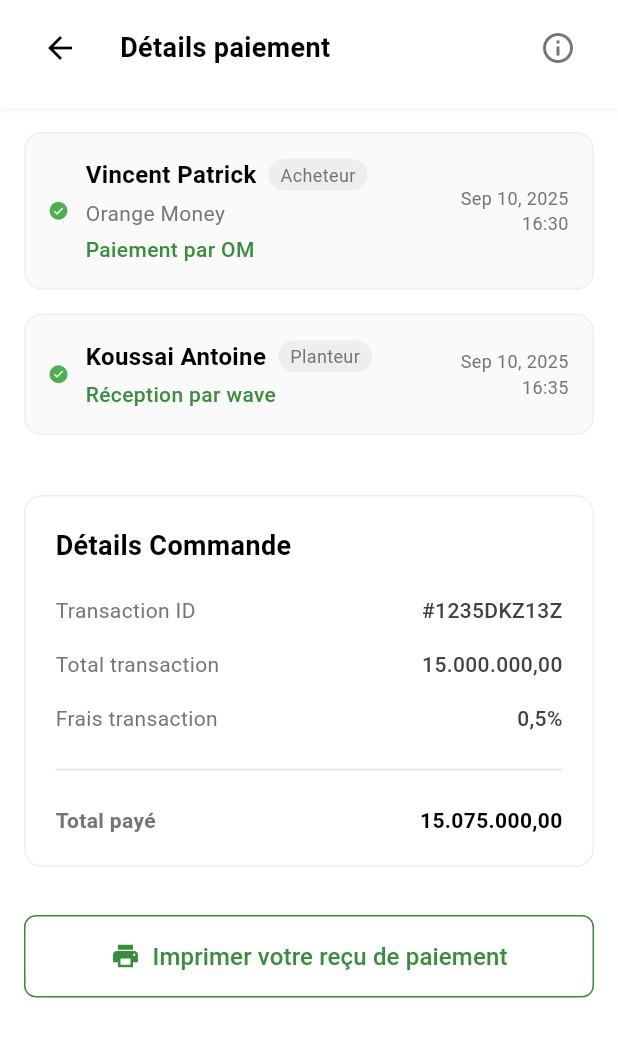
After one commit to Alicheick225/agrobloc_flutter, a Flutter app: the Detailtransactionpage screen opened directly, on a phone screen of 412 x 824 dp. The commit adds this screen. Shown: the top 1037 px of the screen. Run offline on Flutter 3.47's test engine with Material 3 defaults, Android fonts, the phone set to English and light mode, and no system bars; network calls fail; Roboto replaces fonts that are missing (Poppins).

Commit message:
feat(widget/transaction/Details): Vue des transactions et des dtail transactions

```diff
--- a/lib/core/features/Agrobloc/presentations/pages/transactionPage.dart
+++ b/lib/core/features/Agrobloc/presentations/pages/transactionPage.dart
@@ -1,4 +1,5 @@
 import 'package:agrobloc/core/features/Agrobloc/presentations/pages/homePage.dart';
+import 'package:agrobloc/core/features/Agrobloc/presentations/widgets/transactions/Detail_transaction/detailTransactionpage.dart';
 import 'package:agrobloc/core/features/Agrobloc/presentations/widgets/transactions/card.dart';
 import 'package:agrobloc/core/features/Agrobloc/presentations/widgets/transactions/detail.dart';
 import 'package:agrobloc/core/features/Agrobloc/presentations/widgets/transactions/filter.dart';
@@ -51,7 +52,31 @@ class _TransactionPageState extends State<TransactionPage> {
                       montantTotal: "15.000.000 FCFA",
                       statut: "Terminé",
                       statutColor: Colors.green,
-                      onDetails: () {},
+                      onDetails: () {
+                        Navigator.push(
+                          context,
+                          MaterialPageRoute(
+                            builder: (_) => Detailtransactionpage(),
+                          ),
+                        );
+                      },
+                    ),
+                  if (selectedFilter == 1)
+                    TransactionCard(
+                      nom: "Préfinancement - Antoine",
+                      prixUnitaire: "2200",
+                      moyenPaiement: "Wave",
+                      montantTotal: "8.000.000 FCFA",
+                      statut: "En Cours",
+                      statutColor: Colors.orange,
+                      onDetails: () {
+                        Navigator.push(
+                          context,
+                          MaterialPageRoute(
+                            builder: (_) => const Detailtransactionpage(),
+                          ),
+                        );
+                      },
                     ),
                   if (selectedFilter == 1)
                     TransactionCard(
--- /dev/null
+++ b/lib/core/features/Agrobloc/presentations/widgets/transactions/Detail_transaction/button.dart
@@ -0,0 +1,62 @@
+import 'package:flutter/material.dart';
+
+class ImprimerWidget extends StatelessWidget {
+  final VoidCallback? onPressed;
+  final String buttonText;
+  final bool isLoading;
+
+  const ImprimerWidget({
+    Key? key,
+    this.onPressed,
+    this.buttonText = 'Imprimer votre reçu de paiement',
+    this.isLoading = false,
+  }) : super(key: key);
+
+  @override
+  Widget build(BuildContext context) {
+    return Container(
+      width: double.infinity,
+      child: ElevatedButton(
+        onPressed: isLoading ? null : (onPressed ?? _defaultPrintAction),
+        style: ElevatedButton.styleFrom(
+          backgroundColor: Colors.white,
+          foregroundColor: Colors.green[700],
+          padding: EdgeInsets.symmetric(vertical: 16),
+          shape: RoundedRectangleBorder(
+            borderRadius: BorderRadius.circular(8),
+            side: BorderSide(color: Colors.green[700]!),
+          ),
+          elevation: 0,
+        ),
+        child: isLoading
+            ? SizedBox(
+                height: 20,
+                width: 20,
+                child: CircularProgressIndicator(
+                  strokeWidth: 2,
+                  valueColor: AlwaysStoppedAnimation<Color>(Colors.green[700]!),
+                ),
+              )
+            : Row(
+                mainAxisAlignment: MainAxisAlignment.center,
+                children: [
+                  Icon(Icons.print, size: 20),
+                  SizedBox(width: 8),
+                  Text(
+                    buttonText,
+                    style: TextStyle(
+                      fontSize: 16,
+                      fontWeight: FontWeight.w500,
+                    ),
+                  ),
+                ],
+              ),
+      ),
+    );
+  }
+
+  void _defaultPrintAction() {
+    // Action par défaut si aucune fonction n'est fournie
+    print('Impression du reçu en cours...');
+  }
+}
--- /dev/null
+++ b/lib/core/features/Agrobloc/presentations/widgets/transactions/Detail_transaction/card.dart
@@ -0,0 +1,138 @@
+import 'package:flutter/material.dart';
+
+class CardWidget extends StatelessWidget {
+  final List<TransactionActor> actors;
+
+  const CardWidget({
+    Key? key,
+    required this.actors,
+  }) : super(key: key);
+
+  @override
+  Widget build(BuildContext context) {
+    return Column(
+      children: actors.map((actor) => _buildActorCard(actor)).toList(),
+    );
+  }
+
+  Widget _buildActorCard(TransactionActor actor) {
+    return Container(
+      margin: EdgeInsets.only(bottom: 16),
+      padding: EdgeInsets.all(16),
+      decoration: BoxDecoration(
+        color: Colors.grey[50],
+        borderRadius: BorderRadius.circular(12),
+        border: Border.all(color: Colors.grey[200]!),
+      ),
+      child: Row(
+        children: [
+          Container(
+            width: 12,
+            height: 12,
+            decoration: BoxDecoration(
+              color: actor.isCompleted ? Colors.green : Colors.grey,
+              shape: BoxShape.circle,
+            ),
+            child: actor.isCompleted
+                ? Icon(Icons.check, color: Colors.white, size: 8)
+                : null,
+          ),
+          SizedBox(width: 12),
+          Expanded(
+            child: Column(
+              crossAxisAlignment: CrossAxisAlignment.start,
+              children: [
+                Row(
+                  children: [
+                    Text(
+                      actor.name,
+                      style: TextStyle(
+                        fontWeight: FontWeight.w600,
+                        fontSize: 16,
+                        color: Colors.black,
+                      ),
+                    ),
+                    SizedBox(width: 8),
+                    Container(
+                      padding: EdgeInsets.symmetric(horizontal: 8, vertical: 2),
+                      decoration: BoxDecoration(
+                        color: Colors.grey[200],
+                        borderRadius: BorderRadius.circular(12),
+                      ),
+                      child: Text(
+                        actor.role,
+                        style: TextStyle(
+                          fontSize: 12,
+                          color: Colors.grey[600],
+                        ),
+                      ),
+                    ),
+                  ],
+                ),
+                if (actor.organization.isNotEmpty) ...[
+                  SizedBox(height: 4),
+                  Text(
+                    actor.organization,
+                    style: TextStyle(
+                      fontSize: 14,
+                      color: Colors.grey[600],
+                    ),
+                  ),
+                ],
+                SizedBox(height: 4),
+                Text(
+                  actor.action,
+                  style: TextStyle(
+                    fontSize: 14,
+                    color: Colors.green[700],
+                    fontWeight: FontWeight.w500,
+                  ),
+                ),
+              ],
+            ),
+          ),
+          Column(
+            crossAxisAlignment: CrossAxisAlignment.end,
+            children: [
+              Text(
+                actor.date,
+                style: TextStyle(
+                  fontSize: 12,
+                  color: Colors.grey[600],
+                ),
+              ),
+              Text(
+                actor.time,
+                style: TextStyle(
+                  fontSize: 12,
+                  color: Colors.grey[600],
+                ),
+              ),
+            ],
+          ),
+        ],
+      ),
+    );
+  }
+}
+
+// Modèle de données pour les acteurs de transaction
+class TransactionActor {
+  final String name;
+  final String role;
+  final String organization;
+  final String action;
+  final String date;
+  final String time;
+  final bool isCompleted;
+
+  TransactionActor({
+    required this.name,
+    required this.role,
+    required this.organization,
+    required this.action,
+    required this.date,
+    required this.time,
+    required this.isCompleted,
+  });
+}
--- /dev/null
+++ b/lib/core/features/Agrobloc/presentations/widgets/transactions/Detail_transaction/detailTransactionpage.dart
@@ -0,0 +1,163 @@
+import 'package:agrobloc/core/features/Agrobloc/presentations/widgets/transactions/Detail_transaction/button.dart';
+import 'package:agrobloc/core/features/Agrobloc/presentations/widgets/transactions/Detail_transaction/card.dart';
+import 'package:agrobloc/core/features/Agrobloc/presentations/widgets/transactions/Detail_transaction/detail_card.dart';
+import 'package:agrobloc/core/features/Agrobloc/presentations/widgets/transactions/Detail_transaction/nav.dart';
+import 'package:flutter/material.dart';
+
+class Detailtransactionpage extends StatelessWidget {
+  const Detailtransactionpage({super.key});
+
+  @override
+  Widget build(BuildContext context) {
+    // Données d'exemple - vous pouvez les remplacer par vos vraies données
+    final List<TransactionActor> actors = [
+      TransactionActor(
+        name: 'Vincent Patrick',
+        role: 'Acheteur',
+        organization: 'Orange Money',
+        action: 'Paiement par OM',
+        date: 'Sep 10, 2025',
+        time: '16:30',
+        isCompleted: true,
+      ),
+      TransactionActor(
+        name: 'Koussai Antoine',
+        role: 'Planteur',
+        organization: '',
+        action: 'Réception par wave',
+        date: 'Sep 10, 2025',
+        time: '16:35',
+        isCompleted: true,
+      ),
+    ];
+
+    final TransactionDetails details = TransactionDetails(
+      transactionId: '#1235DKZ13Z',
+      totalTransaction: '15.000.000,00',
+      transactionFees: '0,5%',
+      totalPaid: '15.075.000,00',
+    );
+
+    return Scaffold(
+      backgroundColor: Colors.white,
+      body: Column(
+        children: [
+          // Widget de navigation
+          NavWidget(
+            title: 'Détails paiement',
+            onBackPressed: () => Navigator.pop(context),
+            onInfoPressed: () {
+              // Action pour le bouton info
+              showDialog(
+                context: context,
+                builder: (context) => AlertDialog(
+                  title: Text('Information'),
+                  content: Text('Détails sur cette transaction'),
+                  actions: [
+                    TextButton(
+                      onPressed: () => Navigator.pop(context),
+                      child: Text('OK'),
+                    ),
+                  ],
+                ),
+              );
+            },
+          ),
+
+          // Contenu scrollable
+          Expanded(
+            child: SingleChildScrollView(
+              padding: EdgeInsets.all(16),
+              child: Column(
+                children: [
+                  // Widget des cartes d'acteurs
+                  CardWidget(actors: actors),
+                  SizedBox(height: 24),
+
+                  // Widget des détails de transaction
+                  DetailCardWidget(details: details),
+                  SizedBox(height: 32),
+
+                  // Widget du bouton d'impression
+                  ImprimerWidget(
+                    onPressed: () {
+                      _handlePrintReceipt(context);
+                    },
+                  ),
+                ],
+              ),
+            ),
+          ),
+
+          // Navigation bottom (optionnelle)
+        ],
+      ),
+    );
+  }
+
+  void _handlePrintReceipt(BuildContext context) {
+    // Logique d'impression du reçu
+    ScaffoldMessenger.of(context).showSnackBar(
+      SnackBar(
+        content: Text('Impression du reçu en cours...'),
+        backgroundColor: Colors.green,
+      ),
+    );
+  }
+
+  Widget _buildBottomNavigation() {
+    return Container(
+      padding: EdgeInsets.symmetric(vertical: 8),
+      decoration: BoxDecoration(
+        color: Colors.white,
+        boxShadow: [
+          BoxShadow(
+            color: Colors.grey.withOpacity(0.2),
+            spreadRadius: 1,
+            blurRadius: 3,
+            offset: Offset(0, -1),
+          ),
+        ],
+      ),
+      child: Row(
+        mainAxisAlignment: MainAxisAlignment.spaceAround,
+        children: [
+          _buildNavItem(Icons.home_outlined, 'Accueil', false),
+          _buildNavItem(Icons.notifications_outlined, '', false),
+          _buildNavItem(Icons.chat_bubble_outline, 'WhatsApp', true),
+          _buildNavItem(Icons.person_outline, 'Profil', false),
+        ],
+      ),
+    );
+  }
+
+  Widget _buildNavItem(IconData icon, String label, bool isActive) {
+    return Column(
+      mainAxisSize: MainAxisSize.min,
+      children: [
+        Container(
+          padding: EdgeInsets.all(8),
+          decoration: BoxDecoration(
+            color: isActive ? Colors.green[700] : Colors.transparent,
+            borderRadius: BorderRadius.circular(8),
+          ),
+          child: Icon(
+            icon,
+            color: isActive ? Colors.white : Colors.grey[600],
+            size: 24,
+          ),
+        ),
+        if (label.isNotEmpty) ...[
+          SizedBox(height: 4),
+          Text(
+            label,
+            style: TextStyle(
+              fontSize: 12,
+              color: isActive ? Colors.green[700] : Colors.grey[600],
+            ),
+          ),
+        ],
+      ],
+    );
+  }
+}
--- /dev/null
+++ b/lib/core/features/Agrobloc/presentations/widgets/transactions/Detail_transaction/detail_card.dart
@@ -0,0 +1,88 @@
+import 'package:flutter/material.dart';
+
+class DetailCardWidget extends StatelessWidget {
+  final TransactionDetails details;
+
+  const DetailCardWidget({
+    Key? key,
+    required this.details,
+  }) : super(key: key);
+
+  @override
+  Widget build(BuildContext context) {
+    return Container(
+      padding: EdgeInsets.all(20),
+      decoration: BoxDecoration(
+        color: Colors.white,
+        borderRadius: BorderRadius.circular(12),
+        border: Border.all(color: Colors.grey[200]!),
+      ),
+      child: Column(
+        crossAxisAlignment: CrossAxisAlignment.start,
+        children: [
+          Text(
+            'Détails Commande',
+            style: TextStyle(
+              fontSize: 18,
+              fontWeight: FontWeight.w600,
+              color: Colors.black,
+            ),
+          ),
+          SizedBox(height: 20),
+          _buildDetailRow('Transaction ID', details.transactionId),
+          SizedBox(height: 16),
+          _buildDetailRow('Total transaction', details.totalTransaction),
+          SizedBox(height: 16),
+          _buildDetailRow('Frais transaction', details.transactionFees),
+          SizedBox(height: 16),
+          Divider(color: Colors.grey[300]),
+          SizedBox(height: 16),
+          _buildDetailRow(
+            'Total payé',
+            details.totalPaid,
+            isTotal: true,
+          ),
+        ],
+      ),
+    );
+  }
+
+  Widget _buildDetailRow(String label, String value, {bool isTotal = false}) {
+    return Row(
+      mainAxisAlignment: MainAxisAlignment.spaceBetween,
+      children: [
+        Text(
+          label,
+          style: TextStyle(
+            fontSize: 14,
+            color: Colors.grey[600],
+            fontWeight: isTotal ? FontWeight.w600 : FontWeight.normal,
+          ),
+        ),
+        Text(
+          value,
+          style: TextStyle(
+            fontSize: 14,
+            color: isTotal ? Colors.black : Colors.grey[800],
+            fontWeight: isTotal ? FontWeight.w600 : FontWeight.w500,
+          ),
+        ),
+      ],
+    );
+  }
+}
+
+// Modèle de données pour les détails de transaction
+class TransactionDetails {
+  final String transactionId;
+  final String totalTransaction;
+  final String transactionFees;
+  final String totalPaid;
+
+  TransactionDetails({
+    required this.transactionId,
+    required this.totalTransaction,
+    required this.transactionFees,
+    required this.totalPaid,
+  });
+}
--- /dev/null
+++ b/lib/core/features/Agrobloc/presentations/widgets/transactions/Detail_transaction/nav.dart
@@ -0,0 +1,64 @@
+import 'package:flutter/material.dart';
+
+class NavWidget extends StatelessWidget {
+  final String title;
+  final VoidCallback? onBackPressed;
+  final VoidCallback? onInfoPressed;
+
+  const NavWidget({
+    Key? key,
+    required this.title,
+    this.onBackPressed,
+    this.onInfoPressed,
+  }) : super(key: key);
+
+  @override
+  Widget build(BuildContext context) {
+    return Container(
+      padding: EdgeInsets.only(
+        top: MediaQuery.of(context).padding.top + 8,
+        left: 16,
+        right: 16,
+        bottom: 16,
+      ),
+      decoration: BoxDecoration(
+        color: Colors.white,
+        boxShadow: [
+          BoxShadow(
+            color: Colors.grey.withOpacity(0.1),
+            spreadRadius: 1,
+            blurRadius: 3,
+            offset: Offset(0, 1),
+          ),
+        ],
+      ),
+      child: Row(
+        children: [
+          IconButton(
+            onPressed: onBackPressed ?? () => Navigator.pop(context),
+            icon: Icon(Icons.arrow_back, color: Colors.black),
+            padding: EdgeInsets.zero,
+            constraints: BoxConstraints(),
+          ),
+          SizedBox(width: 16),
+          Expanded(
+            child: Text(
+              title,
+              style: TextStyle(
+                fontSize: 18,
+                fontWeight: FontWeight.w600,
+                color: Colors.black,
+              ),
+            ),
+          ),
+          IconButton(
+            onPressed: onInfoPressed ?? () {},
+            icon: Icon(Icons.info_outline, color: Colors.grey[600]),
+            padding: EdgeInsets.zero,
+            constraints: BoxConstraints(),
+          ),
+        ],
+      ),
+    );
+  }
+}
```
